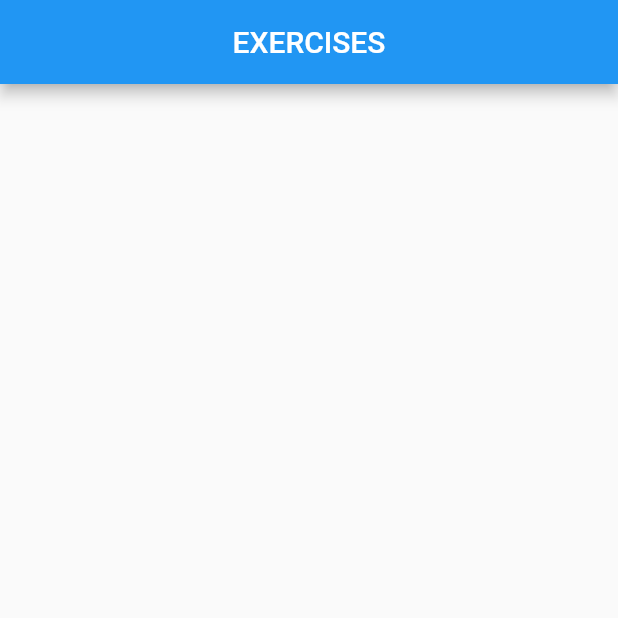
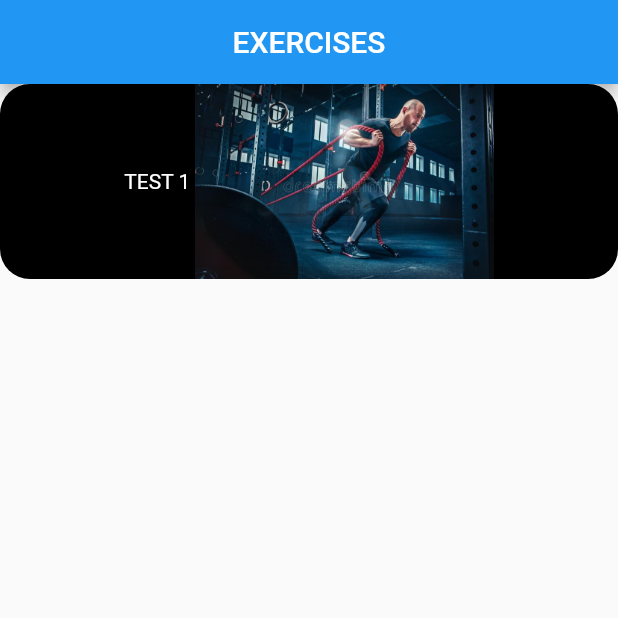
Before and after one commit to Nizar-Sweiss/ExerciseApp, a Flutter app: the screen it shows after launch, on a phone screen of 412 x 824 dp, the top half of it. Run offline on Flutter 3.47's test engine with Material 2 defaults, Android fonts, the phone set to English and light mode, and no system bars.

Commit message:
Custom widget added along with the home screen

```diff
--- /dev/null
+++ b/main/lib/Components/categorywidget.dart
@@ -0,0 +1,44 @@
+
+import 'package:flutter/animation.dart';
+import 'package:flutter/material.dart';
+
+class Category extends StatelessWidget {
+  final Color textBackColor;
+  final Color TextColor;
+  final String CategoryImage;
+  final String text;
+
+  Function() onTapping;
+
+  Category(
+      {required this.onTapping,
+      required this.textBackColor,
+      required this.TextColor,
+      required this.CategoryImage,
+      required this.text});
+
+  @override
+  Widget build(BuildContext context) {
+    return Center(
+      child: GestureDetector(
+        onTap: onTapping,
+        child: Container(
+          width: double.infinity,
+          height: 130,
+          decoration: BoxDecoration(
+              color: textBackColor, borderRadius: BorderRadius.circular(20)),
+          child: Row(
+            mainAxisAlignment: MainAxisAlignment.center,
+            children: [
+              Text(
+                text,
+                style: TextStyle(color: TextColor),
+              ),
+              Image.asset(CategoryImage)
+            ],
+          ),
+        ),
+      ),
+    );
+  }
+}
--- a/main/lib/screens/Home.dart
+++ b/main/lib/screens/Home.dart
@@ -1,4 +1,6 @@
 import 'package:flutter/material.dart';
+import 'package:main/Components/categorywidget.dart';
+import 'package:main/screens/workout.dart';
 
 class Home extends StatelessWidget {
   const Home({super.key});
@@ -27,6 +29,20 @@ class HomeScreen extends StatefulWidget {
 class _HomeScreenState extends State<HomeScreen> {
   @override
   Widget build(BuildContext context) {
-    return Container();
+    return ListView(
+      children: [
+        Category(
+          textBackColor: Colors.black,
+          TextColor: Color.fromARGB(255, 254, 254, 254),
+          CategoryImage: "assests/images/WorkOut.jpg",
+          text: "TEST 1 ",
+          onTapping: (() {
+            Navigator.push(context, MaterialPageRoute(builder: (context){
+              return WorkOut();
+            }));
+          }),
+        )
+      ],
+    );
   }
 }
--- /dev/null
+++ b/main/lib/screens/workout.dart
@@ -0,0 +1,21 @@
+import 'package:flutter/material.dart';
+
+class WorkOut extends StatefulWidget {
+  const WorkOut({super.key});
+
+  @override
+  State<WorkOut> createState() => _WorkOutState();
+}
+
+class _WorkOutState extends State<WorkOut> {
+  @override
+  Widget build(BuildContext context) {
+    return
+    Scaffold(
+      appBar: AppBar(),
+      body: Container(
+        child: Text("Hi "),
+      ),
+    );
+  }
+}
--- a/main/pubspec.yaml
+++ b/main/pubspec.yaml
@@ -60,8 +60,8 @@ flutter:
   uses-material-design: true
 
   # To add assets to your application, add an assets section, like this:
-  # assets:
-  #   - images/a_dot_burr.jpeg
+  assets:
+    - assests/images/
   #   - images/a_dot_ham.jpeg
 
   # An image asset can refer to one or more resolution-specific "variants", see
```
Also changed, not shown: main/assests/images/WorkOut.jpg (added).
